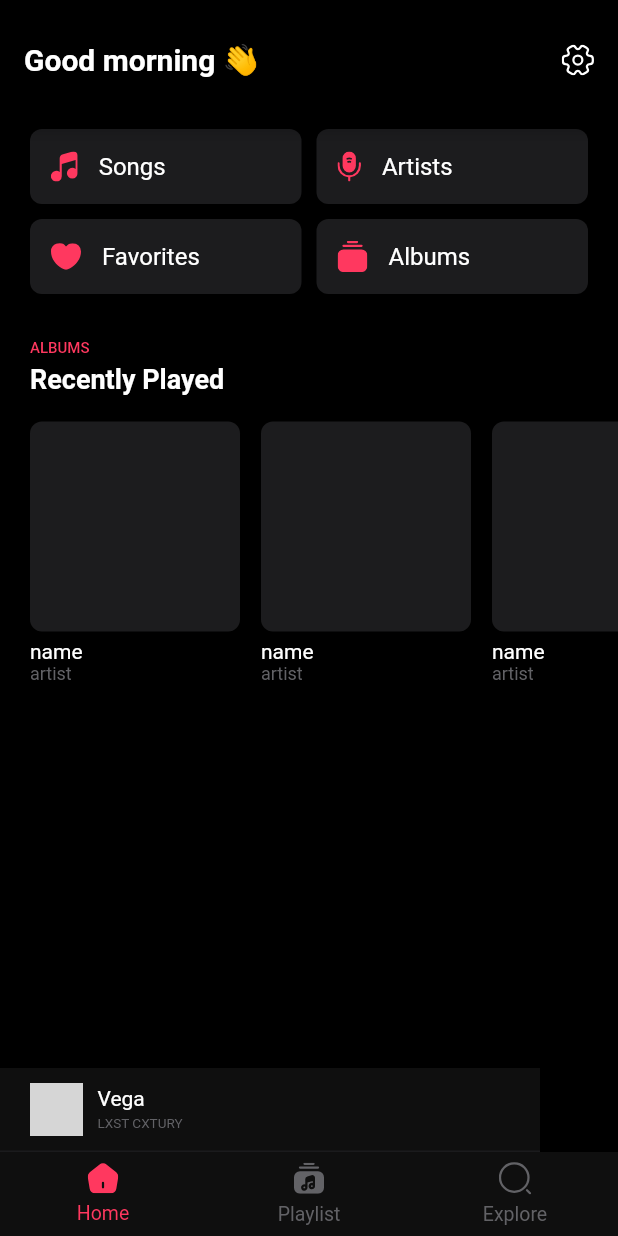
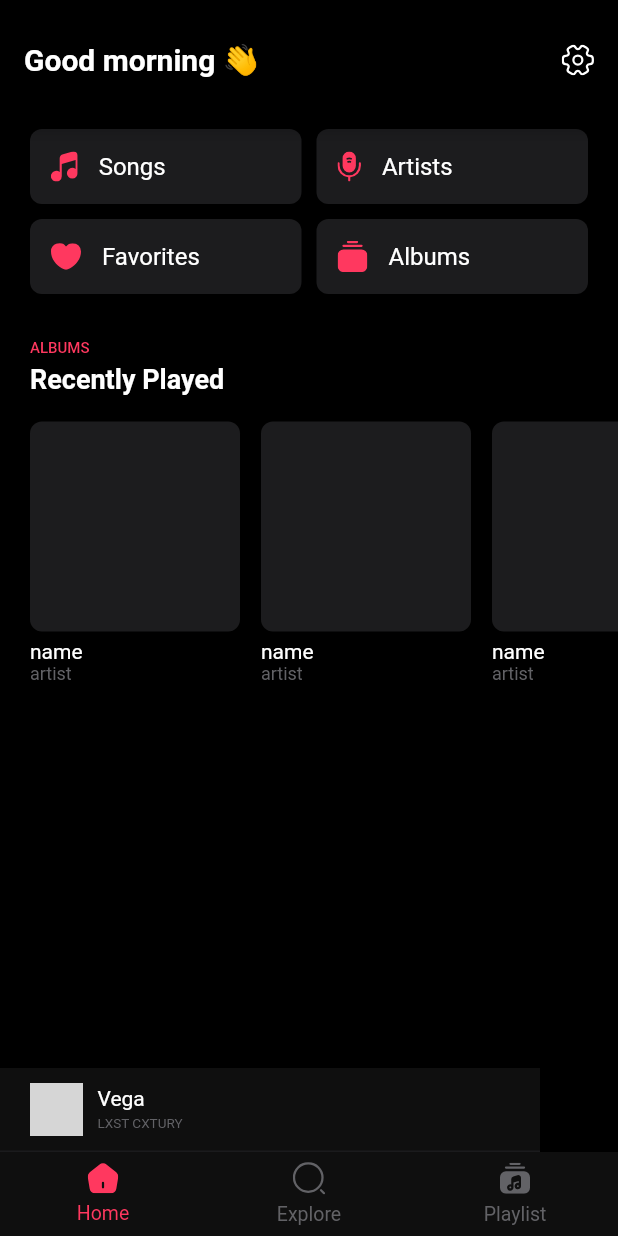
Before and after one commit to gochelias/sonor, a Flutter app: the screen it shows after launch, on a phone screen of 412 x 824 dp. Run offline on Flutter 3.47's test engine with Material 2 defaults, Android fonts, the phone set to English and light mode, and no system bars; our stand-ins replace flutter_svg, go_router; network calls fail; grey boxes are pictures that could not be loaded.

Commit message:
feat: items in the navigation bar have been rearranged

```diff
--- a/lib/main.dart
+++ b/lib/main.dart
@@ -100,19 +100,22 @@ class _SonorStatefullWidgetState extends State<SonorStatefullWidget> {
               icon: homeBoldSvg,
               selected: _selectedIndex == 0,
             ),
-              label: 'Home'),
+            label: 'Home',
+          ),
+          BottomNavigationBarItem(
+            icon: NavbarItemIcon(
+              icon: searchOutlineSvg,
+              selected: _selectedIndex == 2,
+            ),
+            label: 'Explore',
+          ),
           BottomNavigationBarItem(
             icon: NavbarItemIcon(
               icon: musicPlaylistSvg,
               selected: _selectedIndex == 1,
             ),
-              label: 'Playlist'),
-          BottomNavigationBarItem(
-              icon: NavbarItemIcon(
-                icon: searchOutlineSvg,
-                selected: _selectedIndex == 2,
+            label: 'Playlist',
           ),
-              label: 'Explore')
         ],
       ),
     );
```
Lines whose indentation alone changed are shown as unchanged.
